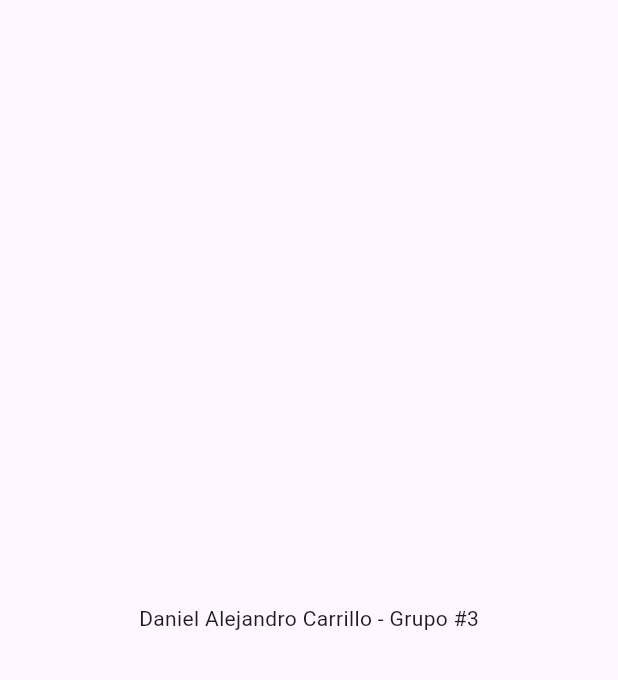
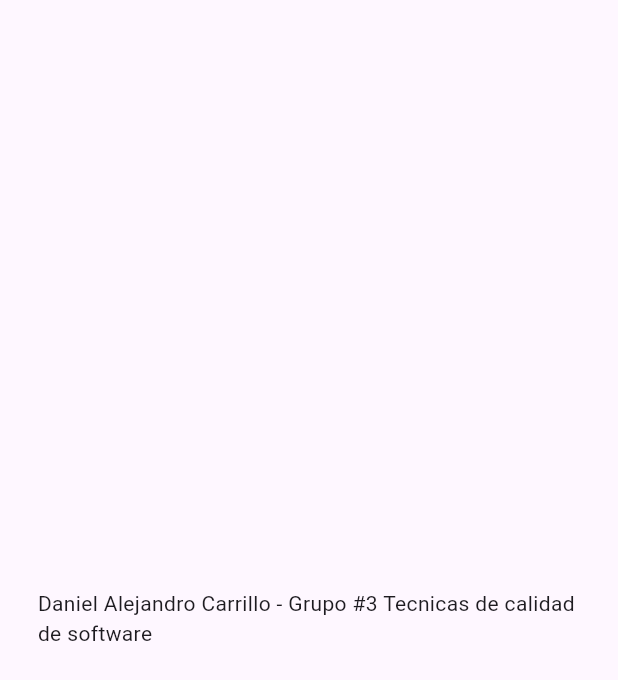
Before and after one commit to JennifeBenitez/FoodTechApp, a Flutter app: the screen it shows after launch, on a phone screen of 412 x 824 dp. Shown: the top 680 px of the screen. Run offline on Flutter 3.47's test engine with Material 3 defaults, Android fonts, the phone set to English and light mode, and no system bars.

Commit message:
Actualizando archivo main

```diff
--- a/lib/main.dart
+++ b/lib/main.dart
@@ -12,7 +12,7 @@ class MainApp extends StatelessWidget {
     return const MaterialApp(
       home: Scaffold(
         body: Center(
-          child: Text('Daniel Alejandro Carrillo - Grupo #3'),
+          child: Text('Daniel Alejandro Carrillo - Grupo #3 Tecnicas de calidad \nde software'),
         ),
       ),
     );
```
